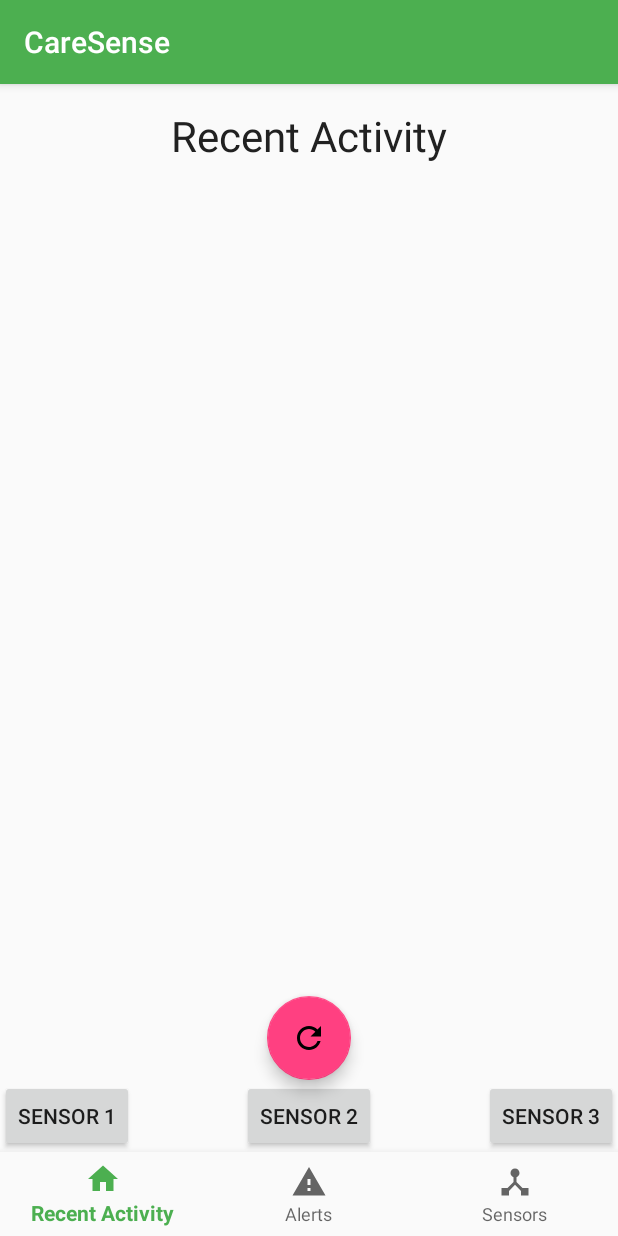
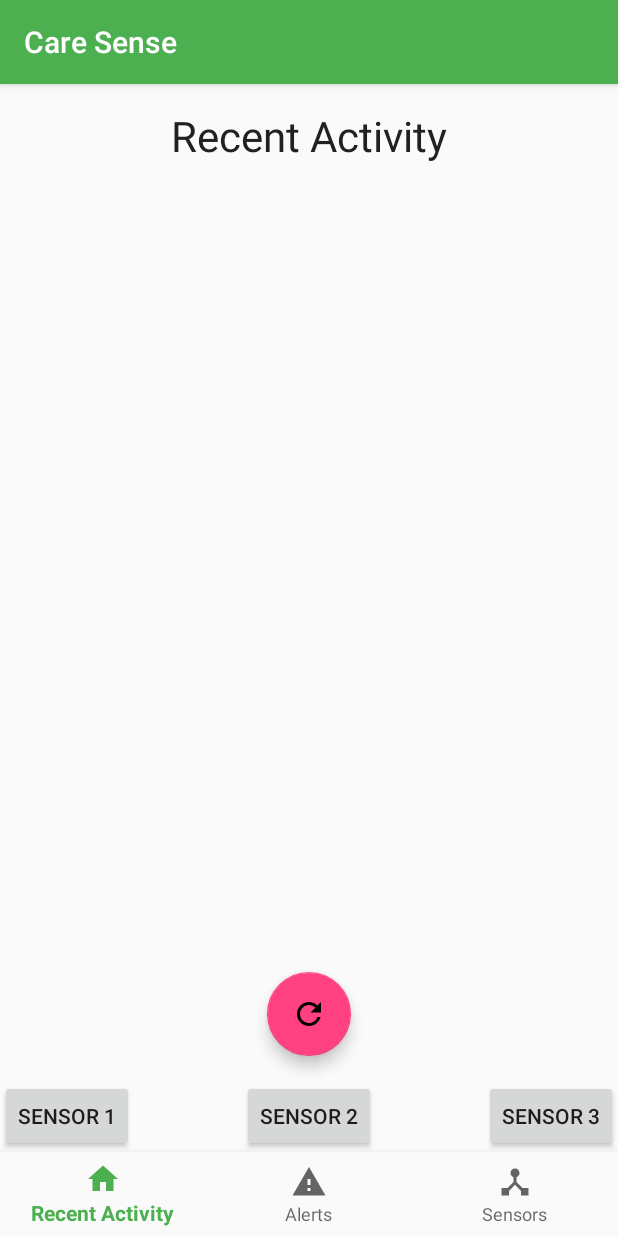
Before and after one commit to philippelorange/CareSense, an Android app: the screen it shows after launch (MainActivity), on a phone screen of 412 x 824 dp. Run offline under Robolectric (Android 15) with nearby library versions, the light colour scheme and no system bars.

Commit message:
making a floating action button

```diff
--- a/app/src/main/res/layout/fragment_home.xml
+++ b/app/src/main/res/layout/fragment_home.xml
@@ -14,7 +14,7 @@
         android:layout_height="wrap_content"
         android:text="@string/title_home"
         android:textColor="@color/primary_text"
-        android:textSize="28dp"/>
+        android:textSize="28sp"/>
 
     <android.support.v7.widget.RecyclerView
         android:id="@+id/actionList"
@@ -32,6 +32,7 @@
         android:layout_width="wrap_content"
         android:layout_height="wrap_content"
         android:layout_above="@+id/sensorTwo"
+        android:layout_margin="16dp"
         android:src="@drawable/ic_refresh_black_24dp"
         android:backgroundTint="@color/colorAccent"
         android:text="@string/refresh_list" />
@@ -42,7 +43,6 @@
         android:layout_height="wrap_content"
         android:layout_alignParentStart="true"
         android:layout_alignParentBottom="true"
-
         android:text="@string/sensor_1" />
 
     <Button
--- a/app/src/main/res/menu/navigation.xml
+++ b/app/src/main/res/menu/navigation.xml
@@ -1,5 +1,6 @@
 <?xml version="1.0" encoding="utf-8"?>
-<menu xmlns:android="http://schemas.android.com/apk/res/android">
+<menu xmlns:android="http://schemas.android.com/apk/res/android"
+    >
 
     <item
         android:id="@+id/navigation_home"
--- a/app/src/main/res/values/strings.xml
+++ b/app/src/main/res/values/strings.xml
@@ -1,5 +1,5 @@
 <resources>
-    <string name="app_name">CareSense</string>
+    <string name="app_name">Care Sense</string>
     <string name="title_home">Recent Activity</string>
     <string name="title_alerts">Alerts</string>
     <string name="title_sensors">Sensors</string>
```
